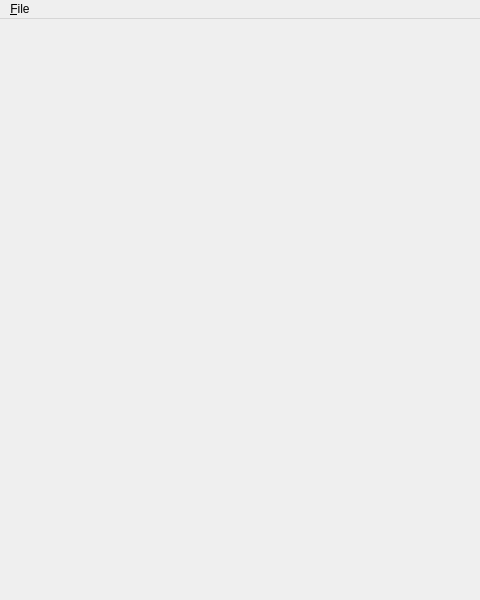
This is pyqt_application_form.ui in YangHanlin/PyQt5-Demo as Qt 5 draws it before an edit; both pictures show x 0 to 480 and y 0 to 600 of the 800 by 600 pixel window. The edited form follows.
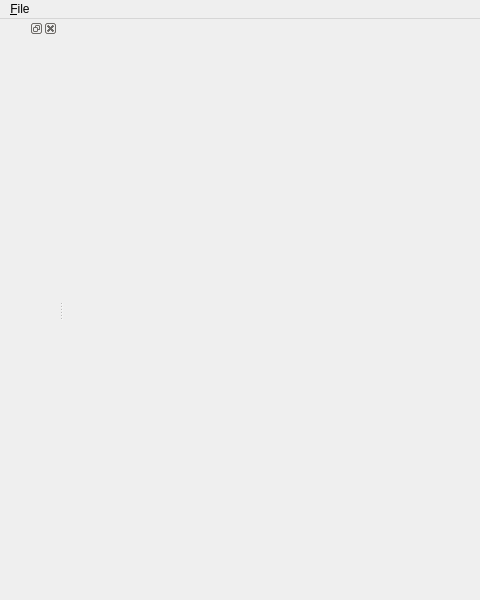
This is the edited form.

```diff
--- a/pyqt_application_form.ui
+++ b/pyqt_application_form.ui
@@ -13,6 +13,11 @@
   <property name="windowTitle">
    <string>MainWindow</string>
   </property>
+  <property name="styleSheet">
+   <string notr="true">* {
+    font-family: 'Microsoft YaHei UI', sans-serif
+}</string>
+  </property>
   <widget class="QWidget" name="central_widget"/>
   <widget class="QMenuBar" name="menubar">
    <property name="geometry">
@@ -31,6 +36,12 @@
    </widget>
    <addaction name="menu_file"/>
   </widget>
+  <widget class="QDockWidget" name="dock_widget">
+   <attribute name="dockWidgetArea">
+    <number>1</number>
+   </attribute>
+   <widget class="QWidget" name="dockWidgetContents"/>
+  </widget>
   <action name="action_quit">
    <property name="text">
     <string>&amp;Quit</string>
```
Left out of the diff: 2 changed lines with no effect on the pictures.
